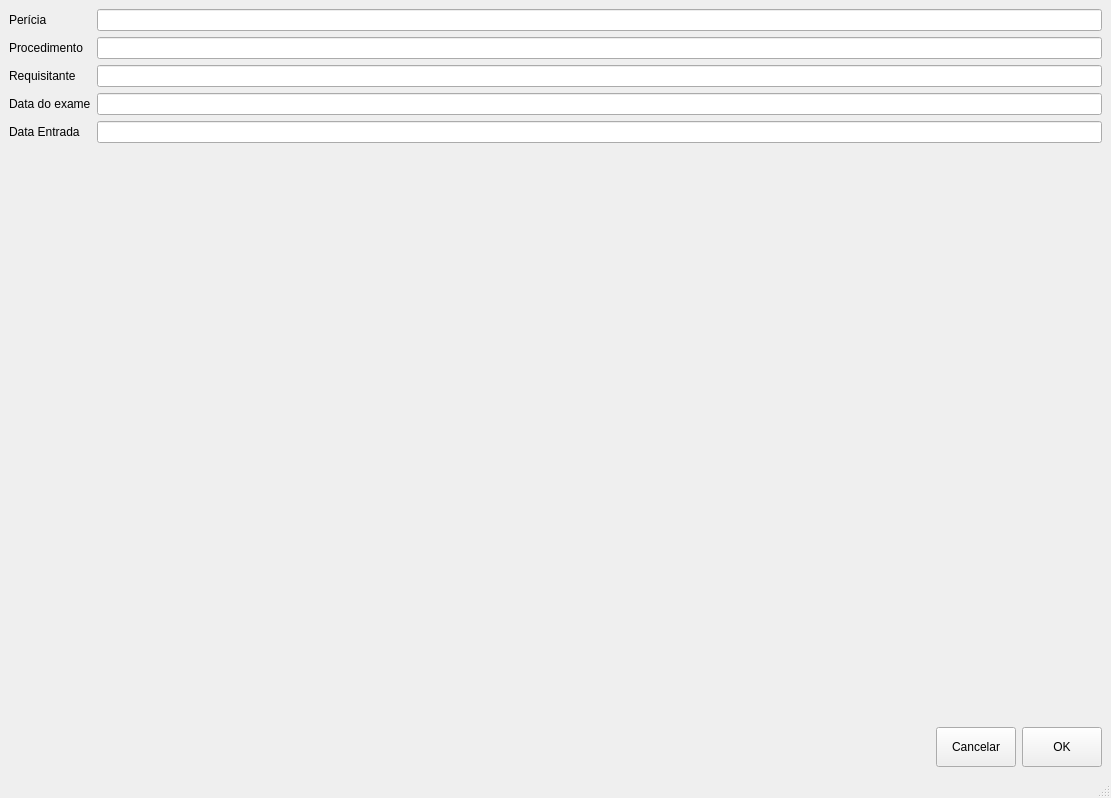
Before: the Qt Designer form tools/report_writer_libre/gui/main_window.ui in renatormc/sinftools, drawn with Qt 5.
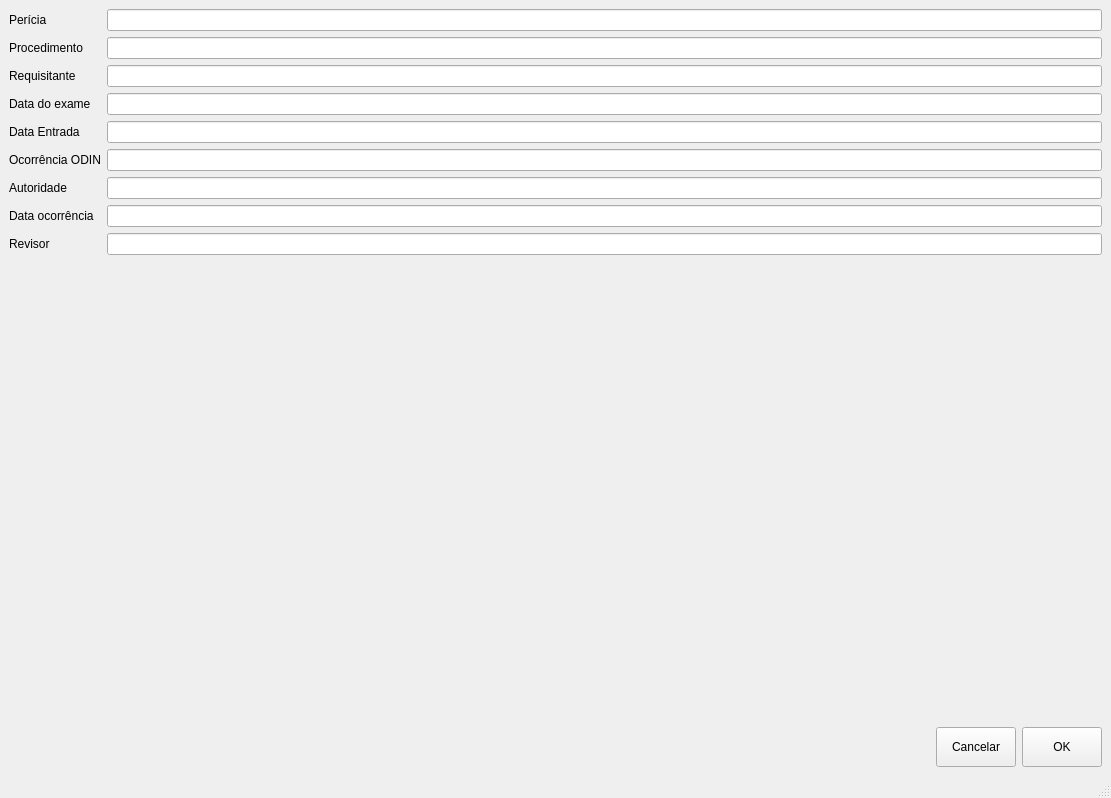
After: the same form once the commit is applied.

What changed in the file:
```diff
--- a/tools/report_writer_libre/gui/main_window.ui
+++ b/tools/report_writer_libre/gui/main_window.ui
@@ -67,6 +67,46 @@
       <item row="4" column="1">
        <widget class="QLineEdit" name="ledDataEntrada"/>
       </item>
+      <item row="5" column="0">
+       <widget class="QLabel" name="ocorrNciaODINLabel">
+        <property name="text">
+         <string>Ocorrência ODIN</string>
+        </property>
+       </widget>
+      </item>
+      <item row="5" column="1">
+       <widget class="QLineEdit" name="ledOcorrenciaOdin"/>
+      </item>
+      <item row="6" column="0">
+       <widget class="QLabel" name="autoridadeLabel">
+        <property name="text">
+         <string>Autoridade</string>
+        </property>
+       </widget>
+      </item>
+      <item row="6" column="1">
+       <widget class="QLineEdit" name="ledAutoridade"/>
+      </item>
+      <item row="7" column="0">
+       <widget class="QLabel" name="dataOcorrNciaLabel">
+        <property name="text">
+         <string>Data ocorrência</string>
+        </property>
+       </widget>
+      </item>
+      <item row="7" column="1">
+       <widget class="QLineEdit" name="ledDataOcorrencia"/>
+      </item>
+      <item row="8" column="0">
+       <widget class="QLabel" name="rEvisorLabel">
+        <property name="text">
+         <string>Revisor</string>
+        </property>
+       </widget>
+      </item>
+      <item row="8" column="1">
+       <widget class="QLineEdit" name="ledRevisor"/>
+      </item>
      </layout>
     </item>
     <item>
```
